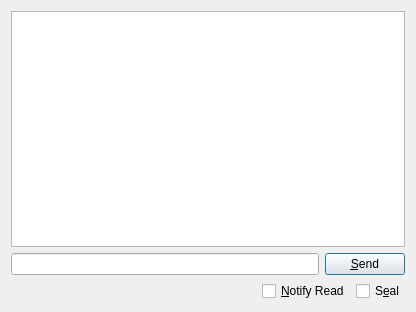
Before: the Qt Designer form src/messagedialog.ui in nikhilm/qommunicate, drawn with Qt 5.
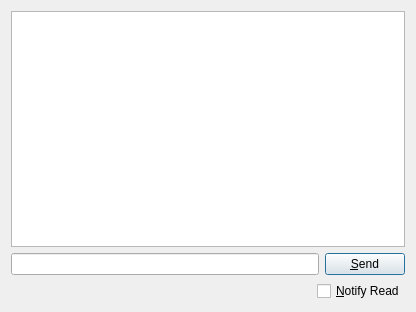
After: the same form once the commit is applied.

Commit message: Removed Seal button, not required in this version

Diff of the .ui file:
```diff
--- a/src/messagedialog.ui
+++ b/src/messagedialog.ui
@@ -92,13 +92,6 @@
          </property>
         </widget>
        </item>
-       <item>
-        <widget class="QCheckBox" name="sealCB" >
-         <property name="text" >
-          <string>S&amp;eal</string>
-         </property>
-        </widget>
-       </item>
       </layout>
      </item>
     </layout>
```
